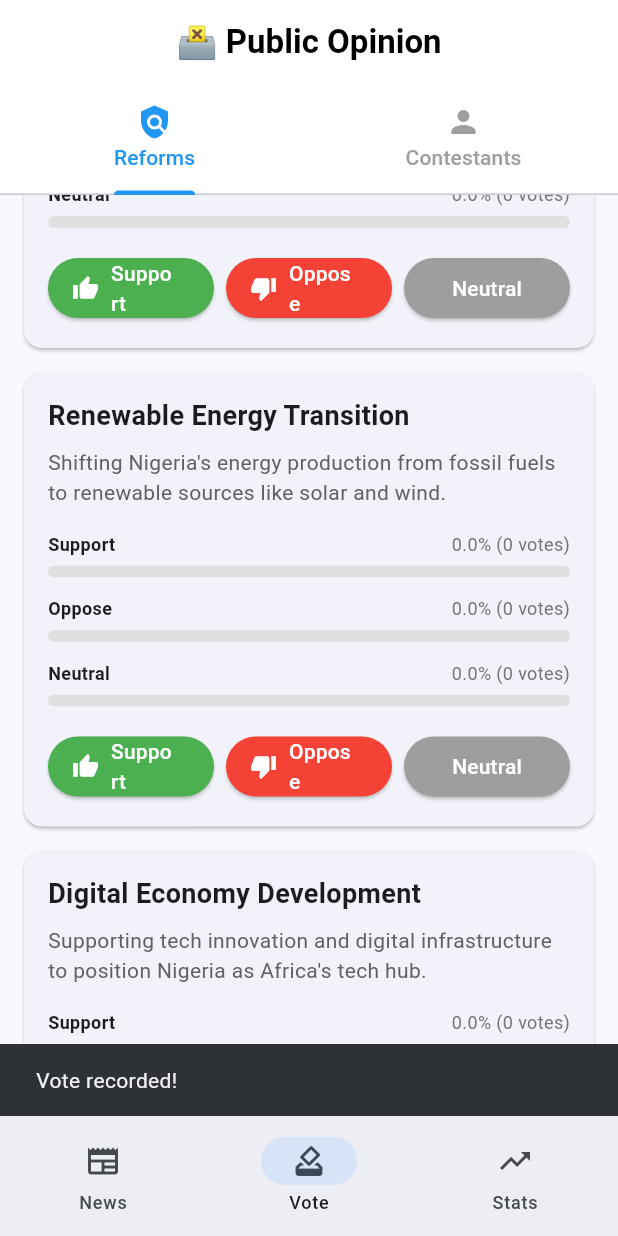
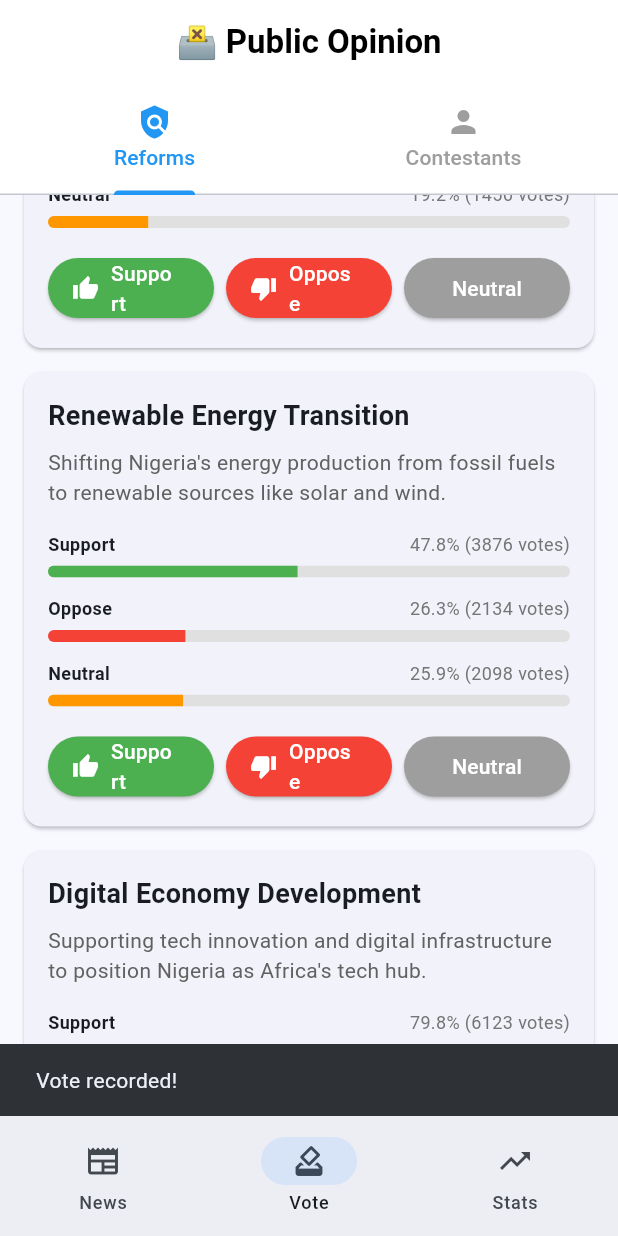
Before and after one commit to YoboZorle/seun_news_voting_app, a Flutter app: the screen it shows after launch, item 2 of the bottom bar chosen, scrolled down 576 dp, after a tap on "Support", on a phone screen of 412 x 824 dp. Run offline on Flutter 3.47's test engine with Material 3 defaults, Android fonts, the light colour scheme and no system bars; our stand-ins replace cached_network_image, fl_chart, flutter_local_notifications, logger, share_plus, shared_preferences and 1 more; network calls fail.

```diff
--- a/lib/models/app_models.dart
+++ b/lib/models/app_models.dart
@@ -442,21 +442,33 @@
       id: 'reform_1',
       title: 'Universal Healthcare Initiative',
       description: 'A comprehensive plan to provide affordable healthcare services to all Nigerians regardless of economic status.',
+      supportVotes: 4521,
+      opposeVotes: 1247,
+      neutralVotes: 1892,
     ),
     PoliticalReform(
       id: 'reform_2',
       title: 'Education Reform Bill 2024',
       description: 'Modernizing Nigeria\'s education system with emphasis on STEM, digital literacy, and vocational training.',
+      supportVotes: 5234,
+      opposeVotes: 892,
+      neutralVotes: 1456,
     ),
     PoliticalReform(
       id: 'reform_3',
       title: 'Renewable Energy Transition',
       description: 'Shifting Nigeria\'s energy production from fossil fuels to renewable sources like solar and wind.',
+      supportVotes: 3876,
+      opposeVotes: 2134,
+      neutralVotes: 2098,
     ),
     PoliticalReform(
       id: 'reform_4',
       title: 'Digital Economy Development',
       description: 'Supporting tech innovation and digital infrastructure to position Nigeria as Africa\'s tech hub.',
+      supportVotes: 6123,
+      opposeVotes: 567,
+      neutralVotes: 987,
     ),
   ];
 }
@@ -465,31 +477,43 @@
   return [
     PoliticalContestant(
       id: 'contestant_1',
-      name: 'Akinwunmi Ambode',
-      party: 'Progressive Party',
-      imageUrl: 'https://via.placeholder.com/200x200?text=Ambode',
-      position: 'Presidential Candidate',
+      name: 'President Bola Tinubu',
+      party: 'APC',
+      imageUrl: 'https://via.placeholder.com/200x200?text=Tinubu',
+      position: '2027 Presidential Candidate',
+      supportVotes: 2847,
+      opposeVotes: 1523,
+      neutralVotes: 892,
     ),
     PoliticalContestant(
       id: 'contestant_2',
-      name: 'Chioma Olajide',
-      party: 'Democratic Alliance',
-      imageUrl: 'https://via.placeholder.com/200x200?text=Olajide',
-      position: 'Presidential Candidate',
+      name: 'Atiku Abubakar',
+      party: 'PDP',
+      imageUrl: 'https://via.placeholder.com/200x200?text=Atiku',
+      position: '2027 Presidential Candidate',
+      supportVotes: 3421,
+      opposeVotes: 1087,
+      neutralVotes: 756,
     ),
     PoliticalContestant(
       id: 'contestant_3',
-      name: 'Oluwaseun Adeyemi',
-      party: 'Reform Movement',
-      imageUrl: 'https://via.placeholder.com/200x200?text=Adeyemi',
-      position: 'Presidential Candidate',
+      name: 'Peter Obi',
+      party: 'LP',
+      imageUrl: 'https://via.placeholder.com/200x200?text=PeterObi',
+      position: '2027 Presidential Candidate',
+      supportVotes: 2156,
+      opposeVotes: 892,
+      neutralVotes: 634,
     ),
     PoliticalContestant(
       id: 'contestant_4',
-      name: 'Dr. Ngozi Okafor',
-      party: 'National Progress Party',
-      imageUrl: 'https://via.placeholder.com/200x200?text=Okafor',
-      position: 'Vice Presidential Candidate',
+      name: 'Dr. Rabiu Kwankwaso',
+      party: 'NNPP',
+      imageUrl: 'https://via.placeholder.com/200x200?text=Kwankwaso',
+      position: '2027 Presidential Candidate',
+      supportVotes: 1234,
+      opposeVotes: 567,
+      neutralVotes: 423,
     ),
   ];
 }
--- a/lib/providers/stats_provider.dart
+++ b/lib/providers/stats_provider.dart
@@ -5,13 +5,26 @@
 class StatsProvider extends ChangeNotifier {
   final DatabaseService _db = DatabaseService();
 
-  AppStatistics get stats => _db.getStatistics();
+  late AppStatistics _stats;
+  late Map<String, int> _engagementByCategory;
+  late List<Post> _topPosts;
 
-  Map<String, int> get engagementByCategory => _db.getEngagementByCategory();
+  StatsProvider() {
+    _loadData();
+  }
 
-  List<Post> get topPosts => _db.getTopPostsByViews(limit: 5);
+  void _loadData() {
+    _stats = _db.getStatistics();
+    _engagementByCategory = _db.getEngagementByCategory();
+    _topPosts = _db.getTopPostsByViews(limit: 5);
+  }
+
+  AppStatistics get stats => _stats;
+  Map<String, int> get engagementByCategory => _engagementByCategory;
+  List<Post> get topPosts => _topPosts;
 
   void refresh() {
+    _loadData();
     notifyListeners();
   }
 }
--- a/lib/providers/voting_provider.dart
+++ b/lib/providers/voting_provider.dart
@@ -5,31 +5,53 @@
 class VotingProvider extends ChangeNotifier {
   final DatabaseService _db = DatabaseService();
 
-  List<PoliticalReform> get reforms => _db.getAllReforms();
-  List<PoliticalContestant> get contestants => _db.getAllContestants();
+  late List<PoliticalReform> _reforms;
+  late List<PoliticalContestant> _contestants;
+
+  VotingProvider() {
+    _loadData();
+  }
+
+  void _loadData() {
+    _reforms = List.from(_db.getAllReforms());
+    _contestants = List.from(_db.getAllContestants());
+  }
+
+  List<PoliticalReform> get reforms => _reforms;
+  List<PoliticalContestant> get contestants => _contestants;
 
   Future<void> voteReformSupport(String reformId) async {
     await _db.voteReformSupport(reformId);
+    _loadData();
     notifyListeners();
   }
 
   Future<void> voteReformOppose(String reformId) async {
     await _db.voteReformOppose(reformId);
+    _loadData();
     notifyListeners();
   }
 
   Future<void> voteReformNeutral(String reformId) async {
     await _db.voteReformNeutral(reformId);
+    _loadData();
     notifyListeners();
   }
 
   Future<void> voteContestantSupport(String contestantId) async {
     await _db.voteContestantSupport(contestantId);
+    _loadData();
     notifyListeners();
   }
 
   Future<void> voteContestantOppose(String contestantId) async {
     await _db.voteContestantOppose(contestantId);
+    _loadData();
+    notifyListeners();
+  }
+
+  Future<void> refreshData() async {
+    _loadData();
     notifyListeners();
   }
 }
--- a/lib/services/post_generator_service.dart
+++ b/lib/services/post_generator_service.dart
@@ -38,51 +38,122 @@
       if (samplePosts.isEmpty) return;
 
       final randomPost = samplePosts[_random.nextInt(samplePosts.length)];
+
+      // Generate realistic engagement metrics
+      final viewCount = 150 + _random.nextInt(850);
+      final likes = 20 + _random.nextInt(480);
+      final dislikes = _random.nextInt(100);
+
       final newPost = randomPost.copyWith(
         id: _uuid.v4(),
         timestamp: DateTime.now(),
-        viewCount: _random.nextInt(1000),
-        likes: _random.nextInt(500),
-        dislikes: _random.nextInt(200),
+        viewCount: viewCount,
+        likes: likes,
+        dislikes: dislikes,
       );
 
       await DatabaseService().addPost(newPost);
 
+      // Also randomly update votes on reforms and contestants for real-time effect
+      _addRandomVotes();
+
+      final emoji = _getEmojiForCategory(newPost.category);
       await NotificationService().showNotification(
-        title: '${newPost.category} News 🔔',
+        title: '$emoji ${newPost.category} News Update',
         body: newPost.title.length > 60
             ? '${newPost.title.substring(0, 60)}...'
             : newPost.title,
         payload: newPost.id,
       );
 
-      logger.i('📰 Generated: ${newPost.title}');
+      logger.i('📰 Generated: ${newPost.title} | Views: $viewCount | Likes: $likes');
     } catch (e) {
       logger.e('Error generating post: $e');
+    }
+  }
+
+  Future<void> _addRandomVotes() async {
+    try {
+      final db = DatabaseService();
+      final reforms = db.getAllReforms();
+      final contestants = db.getAllContestants();
+
+      // Random reform vote
+      if (reforms.isNotEmpty) {
+        final randomReform = reforms[_random.nextInt(reforms.length)];
+        final voteType = _random.nextInt(3);
+        if (voteType == 0) {
+          await db.voteReformSupport(randomReform.id);
+        } else if (voteType == 1) {
+          await db.voteReformOppose(randomReform.id);
+        } else {
+          await db.voteReformNeutral(randomReform.id);
+        }
+      }
+
+      // Random contestant vote
+      if (contestants.isNotEmpty) {
+        final randomContestant = contestants[_random.nextInt(contestants.length)];
+        final voteType = _random.nextInt(2);
+        if (voteType == 0) {
+          await db.voteContestantSupport(randomContestant.id);
+        } else {
+          await db.voteContestantOppose(randomContestant.id);
+        }
+      }
+    } catch (e) {
+      logger.e('Error adding random votes: $e');
+    }
+  }
+
+  String _getEmojiForCategory(String category) {
+    switch (category.toLowerCase()) {
+      case 'politics':
+        return '🏛️';
+      case 'sports':
+        return '⚽';
+      case 'finance':
+        return '💰';
+      case 'entertainment':
+        return '🎬';
+      case 'technology':
+        return '🚀';
+      default:
+        return '📰';
     }
   }
 
   Future<void> generateInitialPosts() async {
     try {
       final db = DatabaseService();
-      if (db.getAllPosts().isNotEmpty) return;
 
-      final samplePosts = generateSamplePosts();
-      for (final post in samplePosts) {
-        await db.addPost(post);
+      // Always ensure data is loaded (even if exists, refresh it)
+      final posts = db.getAllPosts();
+      final reforms = db.getAllReforms();
+      final contestants = db.getAllContestants();
+
+      if (posts.isEmpty) {
+        final samplePosts = generateSamplePosts();
+        for (final post in samplePosts) {
+          await db.addPost(post);
+        }
       }
 
-      final reforms = generateSampleReforms();
-      for (final reform in reforms) {
-        await db.addReform(reform);
+      if (reforms.isEmpty) {
+        final sampleReforms = generateSampleReforms();
+        for (final reform in sampleReforms) {
+          await db.addReform(reform);
+        }
       }
 
-      final contestants = generateSampleContestants();
-      for (final contestant in contestants) {
-        await db.addContestant(contestant);
+      if (contestants.isEmpty) {
+        final sampleContestants = generateSampleContestants();
+        for (final contestant in sampleContestants) {
+          await db.addContestant(contestant);
+        }
       }
 
-      logger.i('✅ Initial data generated');
+      logger.i('✅ Initial data verified - Posts: ${posts.length}, Reforms: ${reforms.length}, Contestants: ${contestants.length}');
     } catch (e) {
       logger.e('Error generating initial posts: $e');
     }
```
Also changed, not shown: lib/screens/statistics_screen.dart (+65 -0 lines), lib/screens/voting_screen.dart (+28 -3 lines).
